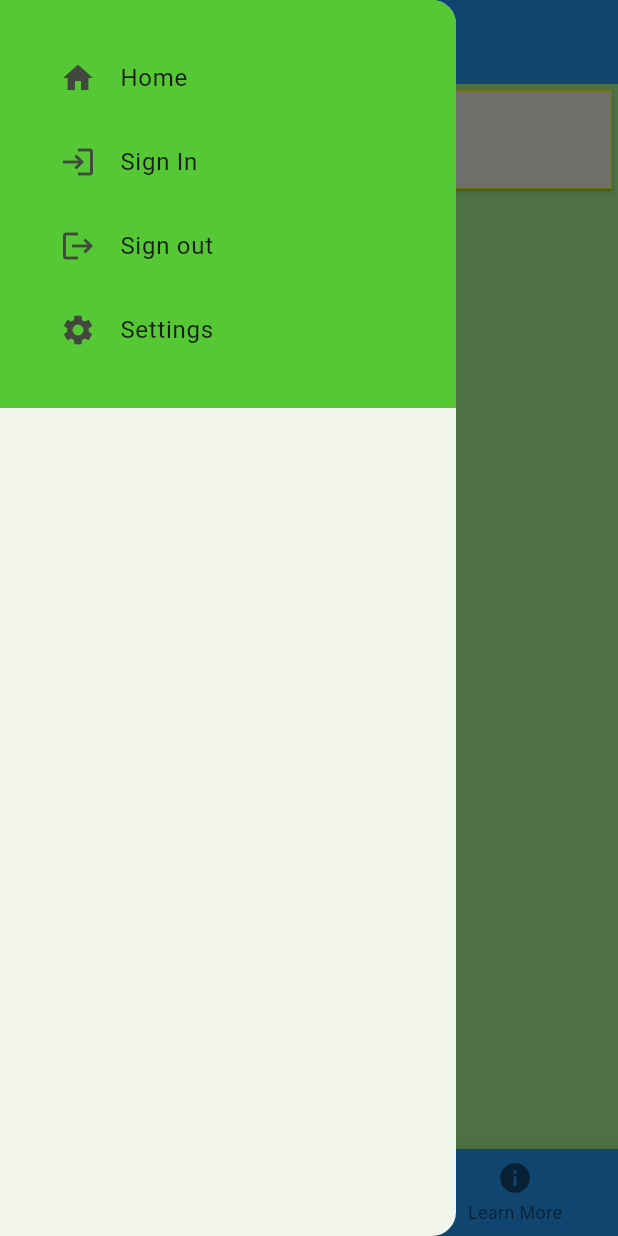
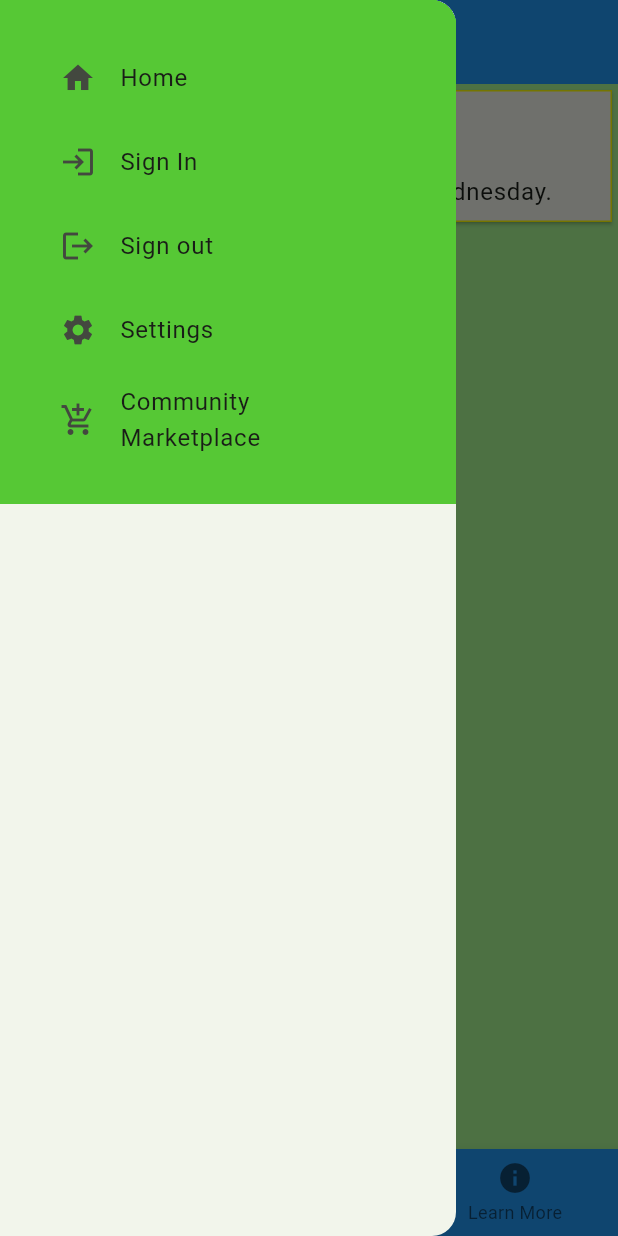
Before and after one commit to songblrd/Flutter-App, a Flutter app: the screen it shows after launch, with the side drawer open, on a phone screen of 412 x 824 dp. Run offline on Flutter 3.47's test engine with Material 3 defaults, Android fonts, the phone set to English and light mode, and no system bars.

Commit message:
changes i forgot

```diff
--- a/lib/main.dart
+++ b/lib/main.dart
@@ -55,7 +55,7 @@ class MyHomePage extends StatelessWidget {
           ],
         ),
         body: SizedBox(
-          height: 74,
+          height: 96,
           child: Container(
             child: const Card(
               shape: RoundedRectangleBorder(
@@ -63,7 +63,7 @@ class MyHomePage extends StatelessWidget {
               child: Column(
                 children: [
                  ListTile(
-                 title: Text('Account Name: Terri Smolders\n''Address: 123 Tech Street'),
+                 title: Text('Account Name: Terri Smolders\n''Address: 123 Tech Street\n''Your pickup day for your region is Wednesday.'),
                  ),
                 ]
               ),
@@ -131,6 +131,11 @@ class NavigationDrawer extends StatelessWidget {
         title: const Text("Settings"),
         onTap: () {},
       ),
+      ListTile(
+        leading: const Icon(Icons.add_shopping_cart),
+        title: const Text("Community Marketplace"),
+        onTap: () {},
+      )
     ],
   )
   );
```
